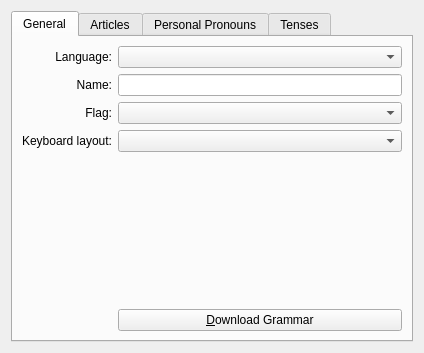
This is src/settings/languagepropertiespage.ui in KDE/parley as Qt 5 draws it before an edit. The edited form follows.
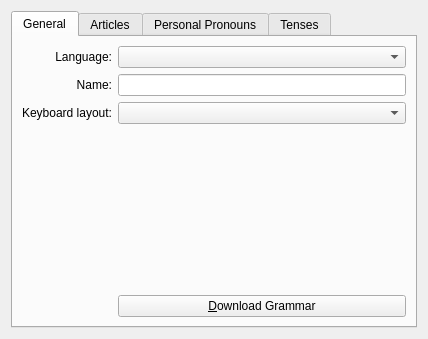
This is the edited form. Custom widgets are drawn as their Qt base class.

Commit message: remove icon selection for languages as it's nowhere used nowadays anymore \o/

The edit to the form file:
```diff
--- a/src/settings/languagepropertiespage.ui
+++ b/src/settings/languagepropertiespage.ui
@@ -1,12 +1,12 @@
 <ui version="4.0" >
  <class>LanguagePropertiesPage</class>
- <widget class="QWidget" name="LanguagePropertiesPage" >
-  <property name="geometry" >
+ <widget class="QWidget" name="LanguagePropertiesPage">
+  <property name="geometry">
    <rect>
     <x>0</x>
     <y>0</y>
-    <width>424</width>
-    <height>353</height>
+    <width>428</width>
+    <height>339</height>
    </rect>
   </property>
   <layout class="QHBoxLayout" name="horizontalLayout" >
@@ -49,22 +49,9 @@
        <item row="1" column="1" >
         <widget class="KLineEdit" name="identifierNameLineEdit" />
        </item>
-       <item row="2" column="0" >
-        <widget class="QLabel" name="iconSelectionLabel" >
-         <property name="text" >
-          <string>Flag:</string>
-         </property>
-         <property name="alignment" >
-          <set>Qt::AlignRight|Qt::AlignTrailing|Qt::AlignVCenter</set>
-         </property>
-        </widget>
-       </item>
-       <item row="2" column="1" >
-        <widget class="KComboBox" name="iconComboBox" />
-       </item>
-       <item row="3" column="0" >
-        <widget class="QLabel" name="keyboardLayoutLabel" >
-         <property name="text" >
+       <item row="2" column="0">
+        <widget class="QLabel" name="keyboardLayoutLabel">
+         <property name="text">
           <string>Keyboard layout:</string>
          </property>
          <property name="alignment" >
@@ -72,12 +59,12 @@
          </property>
         </widget>
        </item>
-       <item row="3" column="1" >
-        <widget class="KComboBox" name="keyboardLayoutComboBox" />
+       <item row="2" column="1">
+        <widget class="KComboBox" name="keyboardLayoutComboBox"/>
        </item>
-       <item row="4" column="1" >
-        <spacer name="spacer_2" >
-         <property name="orientation" >
+       <item row="3" column="1">
+        <spacer name="spacer_2">
+         <property name="orientation">
           <enum>Qt::Vertical</enum>
          </property>
          <property name="sizeHint" stdset="0" >
@@ -88,9 +75,9 @@
          </property>
         </spacer>
        </item>
-       <item row="5" column="1" >
-        <widget class="QPushButton" name="downloadGrammarButton" >
-         <property name="text" >
+       <item row="4" column="1">
+        <widget class="QPushButton" name="downloadGrammarButton">
+         <property name="text">
           <string>&amp;Download Grammar</string>
          </property>
          <property name="checkable" >
@@ -774,16 +761,16 @@
   </layout>
  </widget>
  <customwidgets>
-  <customwidget>
-   <class>KComboBox</class>
-   <extends>QComboBox</extends>
-   <header>kcombobox.h</header>
-  </customwidget>
   <customwidget>
    <class>KLineEdit</class>
    <extends>QLineEdit</extends>
    <header>klineedit.h</header>
   </customwidget>
+  <customwidget>
+   <class>KComboBox</class>
+   <extends>QComboBox</extends>
+   <header>kcombobox.h</header>
+  </customwidget>
   <customwidget>
    <class>KTabWidget</class>
    <extends>QTabWidget</extends>
```
Left out of the diff: 558 changed lines with no effect on the pictures. The commit also changes 5 other files.
